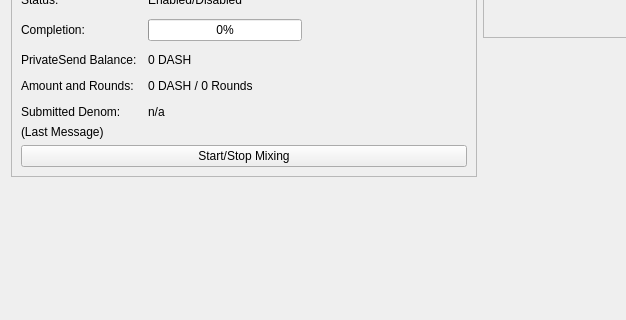
The window that src/qt/forms/overviewpage.ui (xdustinface/dash) describes before a commit, drawn with Qt 5; both pictures show x 0 to 626 and y 265 to 585 of the 960 by 585 pixel window.
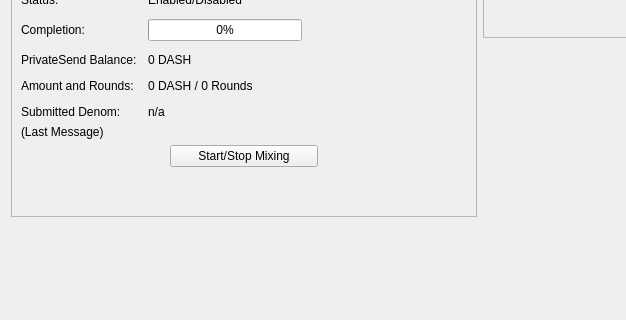
The same window after the commit.

Commit message:
qt: Some updates to the PrivateSend widget on the OverviewPage
- Hide denom labels if inactive
- Enable wordwrap for denom label
- Add some spacer
- Make sure it gets its basic initialization on startup

Patch:
```diff
--- a/src/qt/forms/overviewpage.ui
+++ b/src/qt/forms/overviewpage.ui
@@ -479,8 +479,6 @@
             </item>
            </layout>
           </item>
-          <item>
-           <layout class="QVBoxLayout" name="VerticalLayout_PS">
             <item>
              <widget class="QLabel" name="labelPrivateSendLastMessage">
               <property name="text">
@@ -495,6 +493,26 @@
              </widget>
             </item>
             <item>
+           <layout class="QVBoxLayout" name="VerticalLayout_PS">
+            <item>
+             <layout class="QHBoxLayout" name="horizontalLayout_3">
+              <property name="topMargin">
+               <number>0</number>
+              </property>
+              <item>
+               <spacer name="horizontalSpacer_5">
+                <property name="orientation">
+                 <enum>Qt::Horizontal</enum>
+                </property>
+                <property name="sizeHint" stdset="0">
+                 <size>
+                  <width>40</width>
+                  <height>20</height>
+                 </size>
+                </property>
+               </spacer>
+              </item>
+              <item>
              <widget class="QPushButton" name="togglePrivateSend">
               <property name="sizePolicy">
                <sizepolicy hsizetype="MinimumExpanding" vsizetype="Fixed">
@@ -506,6 +524,34 @@
                <string>Start/Stop Mixing</string>
               </property>
              </widget>
+              </item>
+              <item>
+               <spacer name="horizontalSpacer_6">
+                <property name="orientation">
+                 <enum>Qt::Horizontal</enum>
+                </property>
+                <property name="sizeHint" stdset="0">
+                 <size>
+                  <width>40</width>
+                  <height>20</height>
+                 </size>
+                </property>
+               </spacer>
+              </item>
+             </layout>
+            </item>
+            <item>
+             <spacer name="verticalSpacer_3">
+              <property name="orientation">
+               <enum>Qt::Vertical</enum>
+              </property>
+              <property name="sizeHint" stdset="0">
+               <size>
+                <width>20</width>
+                <height>40</height>
+               </size>
+              </property>
+             </spacer>
             </item>
            </layout>
           </item>
```
Left out of the diff: 3 changed lines with no effect on the pictures. Lines whose indentation alone changed are shown as unchanged. The commit also changes 2 other files.
